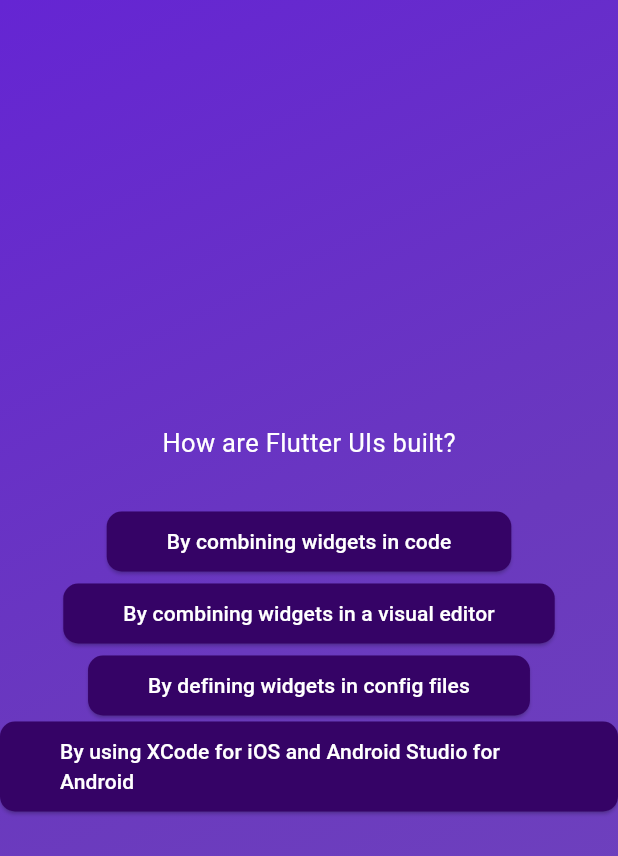
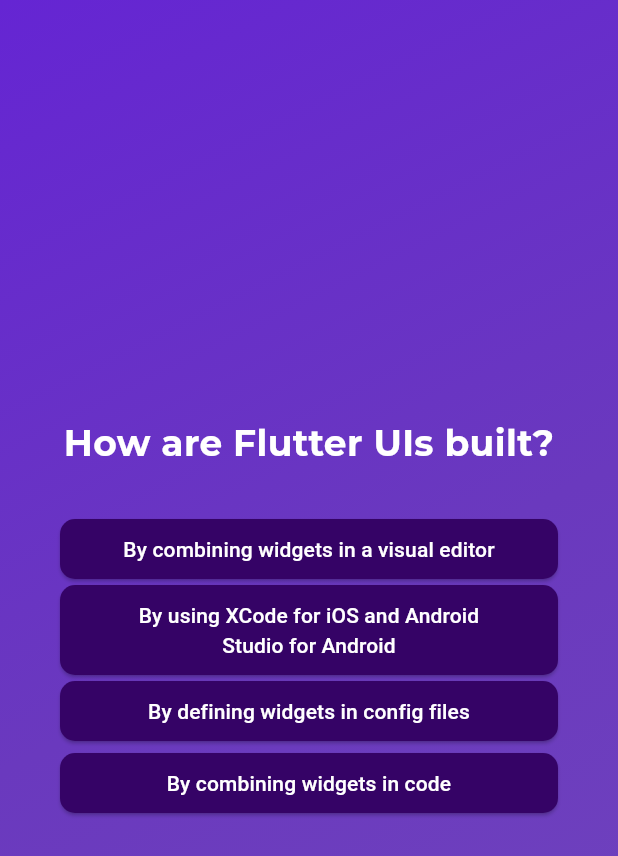
Before and after one commit to Johna210/flutter_practice, a Flutter app: the screen it shows after launch, after a tap on "Start Quiz", after a tap on "Components", on a phone screen of 412 x 824 dp. Shown: the top 856 px of the screen. Run offline on Flutter 3.47's test engine with Material 3 defaults, Android fonts, the phone set to English and light mode, and no system bars; our stand-ins replace google_fonts.

Commit message:
Changed fonts to google fonts

```diff
--- a/quiz/lib/answer_button.dart
+++ b/quiz/lib/answer_button.dart
@@ -18,7 +18,10 @@
           borderRadius: BorderRadius.circular(10),
         ),
       ),
-      child: Text(answer),
+      child: Text(
+        answer,
+        textAlign: TextAlign.center,
+      ),
     );
   }
 }
--- a/quiz/lib/models/quiz_question.dart
+++ b/quiz/lib/models/quiz_question.dart
@@ -3,4 +3,11 @@
 
   final String question;
   final List<String> answers;
+
+  List<String> getSheffledAnswers() {
+    final shuffledAnswers = List.of(answers);
+    shuffledAnswers.shuffle();
+
+    return shuffledAnswers;
+  }
 }
--- a/quiz/lib/questions_screen.dart
+++ b/quiz/lib/questions_screen.dart
@@ -1,9 +1,13 @@
 import 'package:flutter/material.dart';
+
+import 'package:google_fonts/google_fonts.dart';
 import 'package:quiz/answer_button.dart';
 import 'package:quiz/data/questions.dart';
 
 class QuestionScreen extends StatefulWidget {
-  const QuestionScreen({super.key});
+  const QuestionScreen({super.key, required this.onSelectAnswer});
+
+  final void Function(String answer) onSelectAnswer;
 
   @override
   State<QuestionScreen> createState() {
@@ -13,39 +17,47 @@
 
 class _QuestionsScreenState extends State<QuestionScreen> {
   int current = 0;
-  final noOfQuestions = questions.length;
 
-  void nextQuestion() {
+  void nextQuestion(String selectedAnswer) {
+    widget.onSelectAnswer(selectedAnswer);
+
     setState(() {
-      if (current < noOfQuestions) {
       current++;
-      }
     });
   }
 
   @override
   Widget build(BuildContext context) {
-    if (current == noOfQuestions) {
-      current--;
-    }
     final currentQuestion = questions[current];
+
     return SizedBox(
       width: double.infinity,
+      child: Container(
+        margin: const EdgeInsets.all(40),
         child: Column(
           mainAxisAlignment: MainAxisAlignment.center,
+          crossAxisAlignment: CrossAxisAlignment.stretch,
           children: [
             Text(
               currentQuestion.question,
-            style: const TextStyle(color: Colors.white, fontSize: 17),
+              style: GoogleFonts.montserrat(
+                color: Colors.white,
+                fontSize: 24,
+                fontWeight: FontWeight.bold,
+              ),
+              textAlign: TextAlign.center,
             ),
             const SizedBox(height: 30),
-          ...currentQuestion.answers.map(
-            (item) {
-              return AnswerButton(item, nextQuestion);
+            ...currentQuestion.getSheffledAnswers().map(
+              (answer) {
+                return AnswerButton(answer, () {
+                  nextQuestion(answer);
+                });
               },
             )
           ],
         ),
+      ),
     );
   }
 }
--- a/quiz/lib/quiz.dart
+++ b/quiz/lib/quiz.dart
@@ -11,6 +11,7 @@
 }
 
 class _QuizState extends State<Quiz> {
+  final List<String> selectedAnswers = [];
   var activeScreen = 'start-screen';
 
   void switchScreen() {
@@ -19,11 +20,15 @@
     });
   }
 
+  void chooseAnswer(String answer) {
+    selectedAnswers.add(answer);
+  }
+
   @override
   Widget build(BuildContext context) {
     final screenWidget = activeScreen == 'start-screen'
         ? StartingScreen(switchScreen)
-        : const QuestionScreen();
+        : QuestionScreen(onSelectAnswer: chooseAnswer);
 
     return MaterialApp(
       home: Scaffold(
--- a/quiz/lib/starting_screen.dart
+++ b/quiz/lib/starting_screen.dart
@@ -1,4 +1,5 @@
 import 'package:flutter/material.dart';
+import 'package:google_fonts/google_fonts.dart';
 
 class StartingScreen extends StatelessWidget {
   const StartingScreen(this.startQuiz, {super.key});
@@ -16,10 +17,10 @@
             color: Color.fromARGB(119, 255, 255, 255),
           ),
           const SizedBox(height: 30),
-          const Text(
+          Text(
             'Learn Flutter The Fun Way',
-            style: TextStyle(
-              color: Color.fromARGB(255, 227, 203, 245),
+            style: GoogleFonts.spaceGrotesk(
+              color: const Color.fromARGB(255, 227, 203, 245),
               fontSize: 24,
             ),
           ),
@@ -35,3 +36,5 @@
     );
   }
 }
+
+//
--- a/quiz/pubspec.yaml
+++ b/quiz/pubspec.yaml
@@ -34,6 +34,7 @@
     # The following adds the Cupertino Icons font to your application.
     # Use with the CupertinoIcons class for iOS style icons.
     cupertino_icons: ^1.0.6
+    google_fonts: ^6.2.1
 
 dev_dependencies:
     flutter_test:
```
Also changed, not shown: quiz/pubspec.lock, 1 other file. Lines whose indentation alone changed are shown as unchanged.
